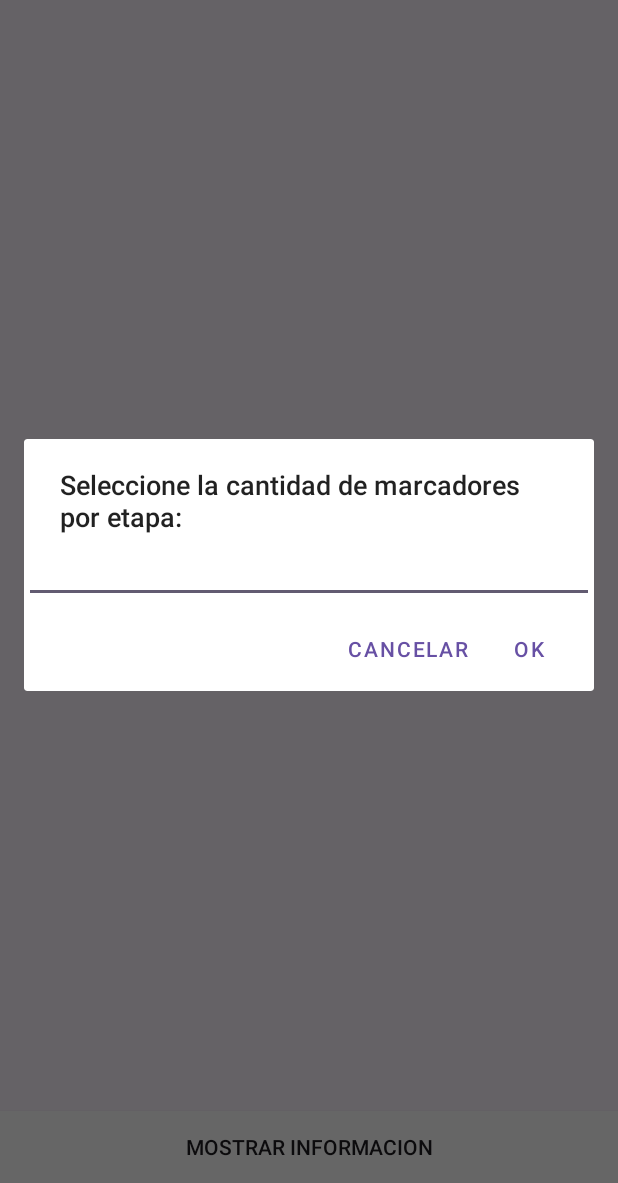
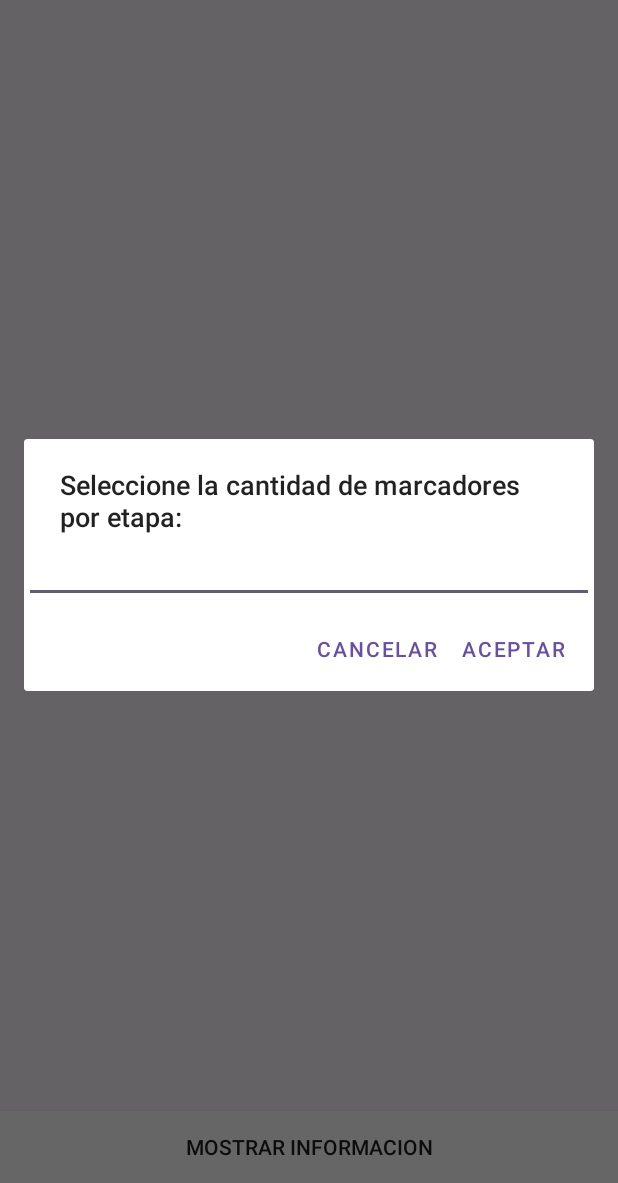
Before and after one commit to Coss02/CoMvApp, an Android app: the mapView screen opened directly, with no data from a screen before it, after a tap on "MOSTRAR INFORMACION", on a phone screen of 412 x 824 dp, the part 53-1236 px from its top. Run offline under Robolectric (Android 15) with nearby library versions, the phone set to English and light mode, and no system bars.

Commit message:
quitar algunos comentarios

```diff
--- a/app/src/main/java/com/example/comovapp/mapView.java
+++ b/app/src/main/java/com/example/comovapp/mapView.java
@@ -55,8 +55,6 @@ public class mapView extends FragmentActivity implements OnMapReadyCallback {
     private TelephonyData telephonyData;
     private ActivityMapViewBinding binding;
     private int buttonPressCount = 0;
-    //private ArrayList<Cell> stageData = new ArrayList<>(); //Contenido de un marcador
-    //private ArrayList<Cell> stageMarker = new ArrayList<>(); //
     private int STAGE_THRESHOLD = 10;  // Impostato come valore di default
     private ArrayList<ArrayList<Cell>> fullStage = new ArrayList<>(); //Contenido de stage (cuando hemos obtenido un número STAGE_THRESHOLD de stageMarkers)
     private ArrayList<JsonObject> fullStagesDocument = new ArrayList<>(); //Contenido completo del documento con etapas
@@ -107,7 +105,7 @@ public class mapView extends FragmentActivity implements OnMapReadyCallback {
         input.setInputType(InputType.TYPE_CLASS_NUMBER);
         builder.setView(input);
 
-        builder.setPositiveButton("OK", new DialogInterface.OnClickListener() {
+        builder.setPositiveButton("Aceptar", new DialogInterface.OnClickListener() {
             @Override
             public void onClick(DialogInterface dialog, int which) {
                 if(!input.getText().toString().isEmpty()) {
@@ -268,7 +266,6 @@ public class mapView extends FragmentActivity implements OnMapReadyCallback {
                     .flat(true)
                     .icon(BitmapDescriptorFactory.defaultMarker(getColorForSignalStrength(signalStrength))));
             mMap.moveCamera(CameraUpdateFactory.newLatLngZoom(currentLocation, 15));
-            //markerCount++;  // Incrementa il contatore dei marker ogni volta che un marker viene aggiunto
         }
     }
 
@@ -389,7 +386,6 @@ public class mapView extends FragmentActivity implements OnMapReadyCallback {
                                             .title("Celda CI:" + fourGcell.getCI())
                                             .snippet("Lat: " + apiResponse.data.lat + "\nLon: " + apiResponse.data.lon + "\n" + "Cell info:\n\n" + fourGcell.toString())
                                             .icon(BitmapDescriptorFactory.fromBitmap(resizedBitmap)));
-                                    // Ensure you have ic_cell_tower.png in your drawable folder
                                 }
                             }
                         });
```
Also changed, not shown: app/src/main/java/com/example/comovapp/TelephonyData.java (+0 -7 lines).
